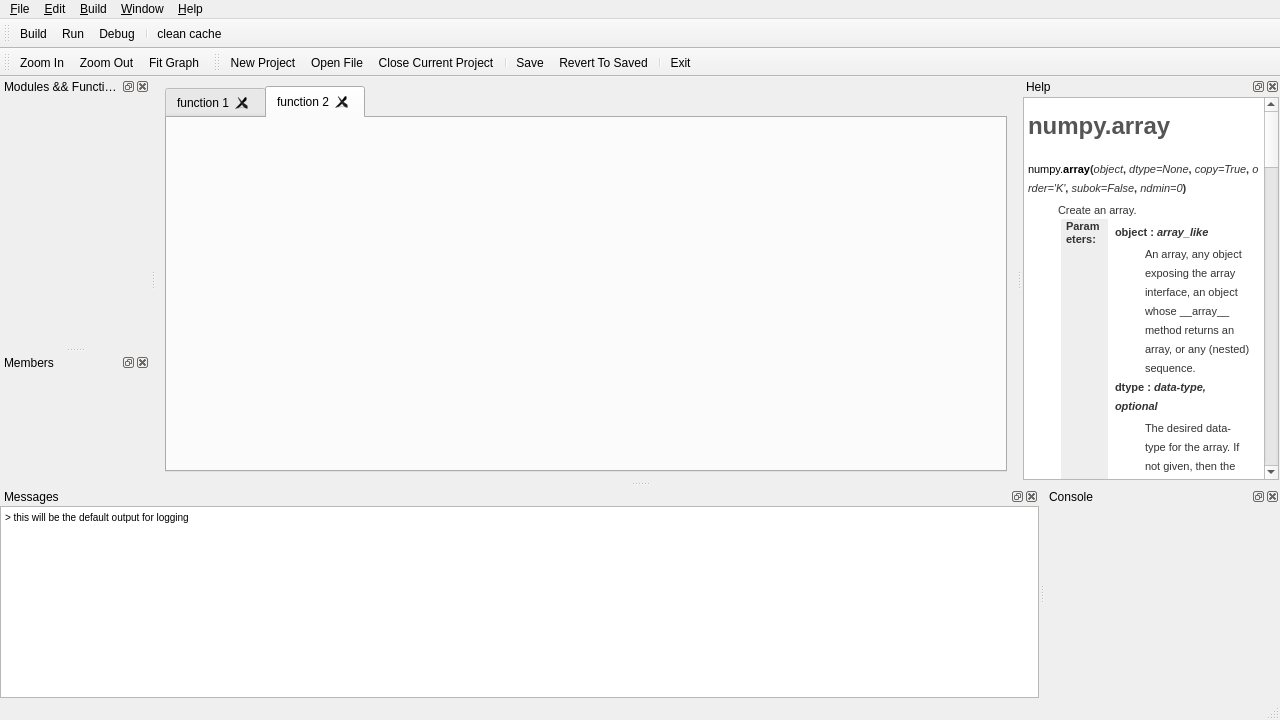
Before: the Qt Designer form mainwindow.ui in yasseerr/Visual-Blueprint, drawn with Qt 5.
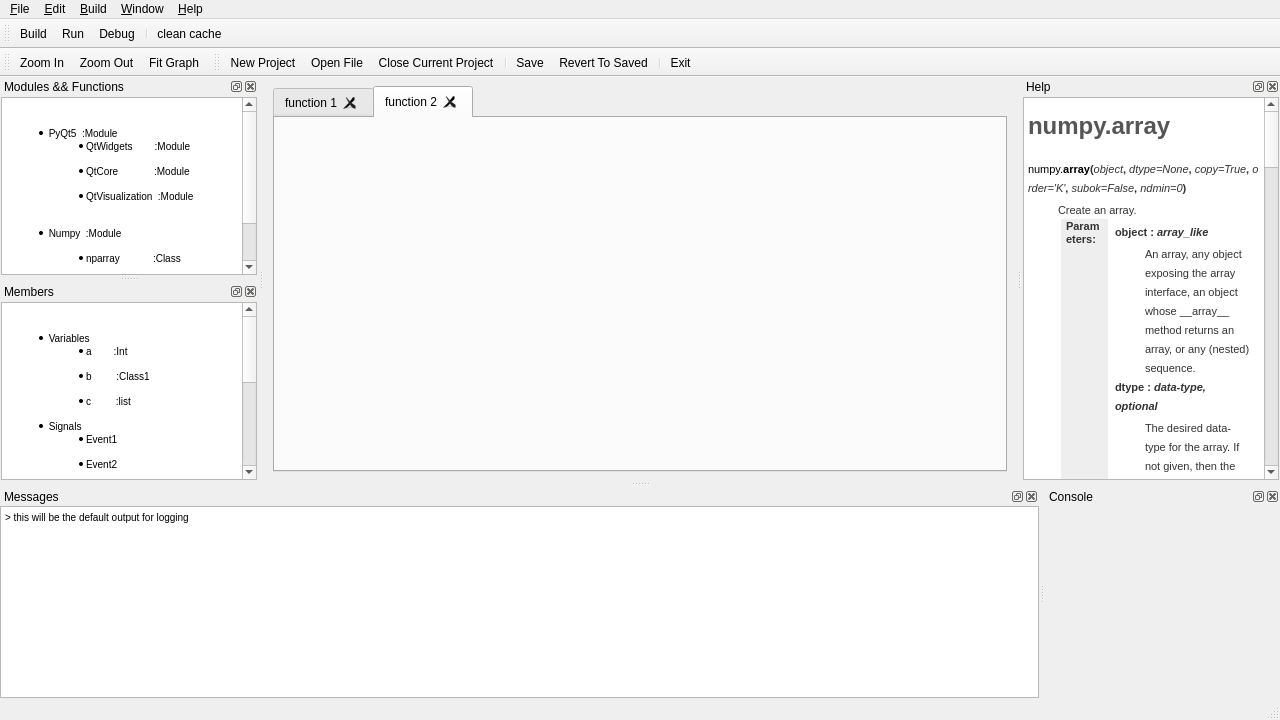
After: the same form once the commit is applied. The open tabs and pages were chosen to show the change. Icons and pictures are not drawn.

Commit message: dock widget prototype content

Diff of the .ui file:
```diff
--- a/mainwindow.ui
+++ b/mainwindow.ui
@@ -389,7 +389,7 @@
    <property name="minimumSize">
     <size>
      <width>150</width>
-     <height>40</height>
+     <height>129</height>
     </size>
    </property>
    <property name="windowTitle">
@@ -398,7 +398,44 @@
    <attribute name="dockWidgetArea">
     <number>1</number>
    </attribute>
-   <widget class="QWidget" name="modulesWidgetContents"/>
+   <widget class="QWidget" name="modulesWidgetContents">
+    <layout class="QVBoxLayout" name="verticalLayout_3">
+     <property name="spacing">
+      <number>9</number>
+     </property>
+     <property name="leftMargin">
+      <number>1</number>
+     </property>
+     <property name="topMargin">
+      <number>1</number>
+     </property>
+     <property name="rightMargin">
+      <number>1</number>
+     </property>
+     <property name="bottomMargin">
+      <number>1</number>
+     </property>
+     <item>
+      <widget class="QTextEdit" name="textEdit">
+       <property name="html">
+        <string>&lt;!DOCTYPE HTML PUBLIC &quot;-//W3C//DTD HTML 4.0//EN&quot; &quot;http://www.w3.org/TR/REC-html40/strict.dtd&quot;&gt;
+&lt;html&gt;&lt;head&gt;&lt;meta name=&quot;qrichtext&quot; content=&quot;1&quot; /&gt;&lt;style type=&quot;text/css&quot;&gt;
+p, li { white-space: pre-wrap; }
+&lt;/style&gt;&lt;/head&gt;&lt;body style=&quot; font-family:'MS Shell Dlg 2'; font-size:7.8pt; font-weight:400; font-style:normal;&quot;&gt;
+&lt;p style=&quot;-qt-paragraph-type:empty; margin-top:0px; margin-bottom:0px; margin-left:0px; margin-right:0px; -qt-block-indent:0; text-indent:0px;&quot;&gt;&lt;br /&gt;&lt;/p&gt;
+&lt;ul style=&quot;margin-top: 0px; margin-bottom: 0px; margin-left: 0px; margin-right: 0px; -qt-list-indent: 1;&quot;&gt;&lt;li style=&quot;&quot; style=&quot; margin-top:12px; margin-bottom:0px; margin-left:0px; margin-right:0px; -qt-block-indent:0; text-indent:0px;&quot;&gt; PyQt5  :Module		&lt;/li&gt;
+&lt;ul style=&quot;margin-top: 0px; margin-bottom: 0px; margin-left: 0px; margin-right: 0px; -qt-list-indent: 2;&quot;&gt;&lt;li style=&quot;&quot; style=&quot; margin-top:0px; margin-bottom:0px; margin-left:0px; margin-right:0px; -qt-block-indent:0; text-indent:0px;&quot;&gt;QtWidgets        :Module			&lt;/li&gt;
+&lt;li style=&quot;&quot; style=&quot; margin-top:0px; margin-bottom:0px; margin-left:0px; margin-right:0px; -qt-block-indent:0; text-indent:0px;&quot;&gt;QtCore             :Module			&lt;/li&gt;
+&lt;li style=&quot;&quot; style=&quot; margin-top:0px; margin-bottom:0px; margin-left:0px; margin-right:0px; -qt-block-indent:0; text-indent:0px;&quot;&gt;QtVisualization  :Module				&lt;/li&gt;&lt;/ul&gt;
+&lt;li style=&quot;&quot; style=&quot; margin-top:0px; margin-bottom:12px; margin-left:0px; margin-right:0px; -qt-block-indent:0; text-indent:0px;&quot;&gt; Numpy  :Module		&lt;/li&gt;&lt;/ul&gt;
+&lt;ul style=&quot;margin-top: 0px; margin-bottom: 0px; margin-left: 0px; margin-right: 0px; -qt-list-indent: 2;&quot;&gt;&lt;li style=&quot;&quot; style=&quot; margin-top:0px; margin-bottom:0px; margin-left:0px; margin-right:0px; -qt-block-indent:0; text-indent:0px;&quot;&gt;nparray            :Class			&lt;/li&gt;
+&lt;li style=&quot;&quot; style=&quot; margin-top:0px; margin-bottom:0px; margin-left:0px; margin-right:0px; -qt-block-indent:0; text-indent:0px;&quot;&gt;abs                  :Function			&lt;/li&gt;
+&lt;li style=&quot;&quot; style=&quot; margin-top:0px; margin-bottom:0px; margin-left:0px; margin-right:0px; -qt-block-indent:0; text-indent:0px;&quot;&gt;transpose         :Function			&lt;/li&gt;&lt;/ul&gt;&lt;/body&gt;&lt;/html&gt;</string>
+       </property>
+      </widget>
+     </item>
+    </layout>
+   </widget>
   </widget>
   <widget class="QDockWidget" name="membersDockWidget">
    <property name="windowTitle">
@@ -407,7 +444,49 @@
    <attribute name="dockWidgetArea">
     <number>1</number>
    </attribute>
-   <widget class="QWidget" name="membersWidgetContents"/>
+   <widget class="QWidget" name="membersWidgetContents">
+    <layout class="QVBoxLayout" name="verticalLayout_4">
+     <property name="leftMargin">
+      <number>1</number>
+     </property>
+     <property name="topMargin">
+      <number>1</number>
+     </property>
+     <property name="rightMargin">
+      <number>1</number>
+     </property>
+     <property name="bottomMargin">
+      <number>1</number>
+     </property>
+     <item>
+      <widget class="QTextBrowser" name="textBrowser">
+       <property name="html">
+        <string>&lt;!DOCTYPE HTML PUBLIC &quot;-//W3C//DTD HTML 4.0//EN&quot; &quot;http://www.w3.org/TR/REC-html40/strict.dtd&quot;&gt;
+&lt;html&gt;&lt;head&gt;&lt;meta name=&quot;qrichtext&quot; content=&quot;1&quot; /&gt;&lt;style type=&quot;text/css&quot;&gt;
+p, li { white-space: pre-wrap; }
+&lt;/style&gt;&lt;/head&gt;&lt;body style=&quot; font-family:'MS Shell Dlg 2'; font-size:7.8pt; font-weight:400; font-style:normal;&quot;&gt;
+&lt;p style=&quot;-qt-paragraph-type:empty; margin-top:0px; margin-bottom:0px; margin-left:0px; margin-right:0px; -qt-block-indent:0; text-indent:0px;&quot;&gt;&lt;br /&gt;&lt;/p&gt;
+&lt;ul style=&quot;margin-top: 0px; margin-bottom: 0px; margin-left: 0px; margin-right: 0px; -qt-list-indent: 1;&quot;&gt;&lt;li style=&quot;&quot; style=&quot; margin-top:12px; margin-bottom:0px; margin-left:0px; margin-right:0px; -qt-block-indent:0; text-indent:0px;&quot;&gt; Variables		&lt;/li&gt;
+&lt;ul style=&quot;margin-top: 0px; margin-bottom: 0px; margin-left: 0px; margin-right: 0px; -qt-list-indent: 2;&quot;&gt;&lt;li style=&quot;&quot; style=&quot; margin-top:0px; margin-bottom:0px; margin-left:0px; margin-right:0px; -qt-block-indent:0; text-indent:0px;&quot;&gt;a        :Int			&lt;/li&gt;
+&lt;li style=&quot;&quot; style=&quot; margin-top:0px; margin-bottom:0px; margin-left:0px; margin-right:0px; -qt-block-indent:0; text-indent:0px;&quot;&gt;b         :Class1			&lt;/li&gt;
+&lt;li style=&quot;&quot; style=&quot; margin-top:0px; margin-bottom:0px; margin-left:0px; margin-right:0px; -qt-block-indent:0; text-indent:0px;&quot;&gt;c         :list				&lt;/li&gt;&lt;/ul&gt;
+&lt;li style=&quot;&quot; style=&quot; margin-top:0px; margin-bottom:0px; margin-left:0px; margin-right:0px; -qt-block-indent:0; text-indent:0px;&quot;&gt; Signals		&lt;/li&gt;
+&lt;ul style=&quot;margin-top: 0px; margin-bottom: 0px; margin-left: 0px; margin-right: 0px; -qt-list-indent: 2;&quot;&gt;&lt;li style=&quot;&quot; style=&quot; margin-top:0px; margin-bottom:0px; margin-left:0px; margin-right:0px; -qt-block-indent:0; text-indent:0px;&quot;&gt;Event1			&lt;/li&gt;
+&lt;li style=&quot;&quot; style=&quot; margin-top:0px; margin-bottom:0px; margin-left:0px; margin-right:0px; -qt-block-indent:0; text-indent:0px;&quot;&gt;Event2			&lt;/li&gt;
+&lt;li style=&quot;&quot; style=&quot; margin-top:0px; margin-bottom:0px; margin-left:0px; margin-right:0px; -qt-block-indent:0; text-indent:0px;&quot;&gt;Event3				&lt;/li&gt;&lt;/ul&gt;
+&lt;li style=&quot;&quot; style=&quot; margin-top:0px; margin-bottom:0px; margin-left:0px; margin-right:0px; -qt-block-indent:0; text-indent:0px;&quot;&gt; Threads		&lt;/li&gt;
+&lt;ul style=&quot;margin-top: 0px; margin-bottom: 0px; margin-left: 0px; margin-right: 0px; -qt-list-indent: 2;&quot;&gt;&lt;li style=&quot;&quot; style=&quot; margin-top:0px; margin-bottom:0px; margin-left:0px; margin-right:0px; -qt-block-indent:0; text-indent:0px;&quot;&gt;Thread 1			&lt;/li&gt;
+&lt;li style=&quot;&quot; style=&quot; margin-top:0px; margin-bottom:0px; margin-left:0px; margin-right:0px; -qt-block-indent:0; text-indent:0px;&quot;&gt;Thread 2			&lt;/li&gt;
+&lt;li style=&quot;&quot; style=&quot; margin-top:0px; margin-bottom:0px; margin-left:0px; margin-right:0px; -qt-block-indent:0; text-indent:0px;&quot;&gt;Thread 3				&lt;/li&gt;&lt;/ul&gt;
+&lt;li style=&quot;&quot; style=&quot; margin-top:0px; margin-bottom:12px; margin-left:0px; margin-right:0px; -qt-block-indent:0; text-indent:0px;&quot;&gt; Remotes		&lt;/li&gt;&lt;/ul&gt;
+&lt;ul style=&quot;margin-top: 0px; margin-bottom: 0px; margin-left: 0px; margin-right: 0px; -qt-list-indent: 2;&quot;&gt;&lt;li style=&quot;&quot; style=&quot; margin-top:0px; margin-bottom:0px; margin-left:0px; margin-right:0px; -qt-block-indent:0; text-indent:0px;&quot;&gt;Remote 1			&lt;/li&gt;
+&lt;li style=&quot;&quot; style=&quot; margin-top:0px; margin-bottom:0px; margin-left:0px; margin-right:0px; -qt-block-indent:0; text-indent:0px;&quot;&gt;Remote 2			&lt;/li&gt;
+&lt;li style=&quot;&quot; style=&quot; margin-top:0px; margin-bottom:0px; margin-left:0px; margin-right:0px; -qt-block-indent:0; text-indent:0px;&quot;&gt;Remote 3			&lt;/li&gt;&lt;/ul&gt;&lt;/body&gt;&lt;/html&gt;</string>
+       </property>
+      </widget>
+     </item>
+    </layout>
+   </widget>
   </widget>
   <action name="action_New_Project">
    <property name="icon">
```
Left out of the diff: 2 changed lines with no effect on the pictures. The commit also changes 3 other files.
